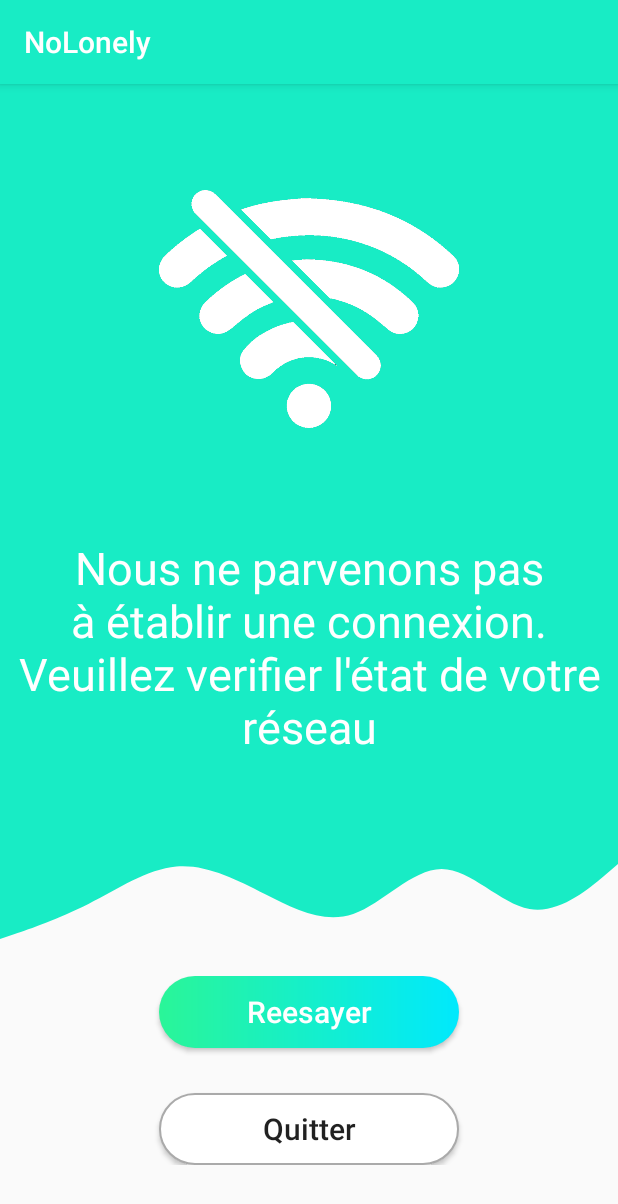
After one commit to Rezappli/Nalone, an Android app: the ErrorConnexionActivity screen opened directly, with no data from a screen before it, on a phone screen of 412 x 824 dp. The commit adds this screen. Shown: the top 1204 px of the screen. Run offline under Robolectric (Android 15) with nearby library versions, the phone set to English and light mode, and no system bars.

```diff
--- a/app/src/main/AndroidManifest.xml
+++ b/app/src/main/AndroidManifest.xml
@@ -6,22 +6,30 @@
     <uses-permission android:name="android.permission.ACCESS_NETWORK_STATE" />
 
     <application
-
         android:icon="@mipmap/ic_launcher"
         android:label="@string/app_name"
         android:roundIcon="@mipmap/ic_launcher_round"
         android:supportsRtl="true"
         android:theme="@style/AppTheme">
+        <activity android:name=".ErrorConnexionActivity"></activity>
         <activity
             android:name=".SignUpActivityStudy"
             android:theme="@style/Theme.AppCompat.DayNight.NoActionBar" />
         <activity
             android:name=".HomeActivity"
             android:label="@string/title_activity_home" />
-        <activity android:name=".SignUpActivityThree" android:theme="@style/Theme.AppCompat.DayNight.NoActionBar"/>
-        <activity android:name=".SignUpActivityTwo" android:theme="@style/Theme.AppCompat.DayNight.NoActionBar" />
-        <activity android:name=".SignUpActivity" android:theme="@style/Theme.AppCompat.DayNight.NoActionBar"/>
-        <activity android:name=".MainActivity" android:theme="@style/Theme.AppCompat.DayNight.NoActionBar">
+        <activity
+            android:name=".SignUpActivityThree"
+            android:theme="@style/Theme.AppCompat.DayNight.NoActionBar" />
+        <activity
+            android:name=".SignUpActivityTwo"
+            android:theme="@style/Theme.AppCompat.DayNight.NoActionBar" />
+        <activity
+            android:name=".SignUpActivity"
+            android:theme="@style/Theme.AppCompat.DayNight.NoActionBar" />
+        <activity
+            android:name=".MainActivity"
+            android:theme="@style/Theme.AppCompat.DayNight.NoActionBar">
             <intent-filter>
                 <action android:name="android.intent.action.MAIN" />
 
--- /dev/null
+++ b/app/src/main/java/com/example/nalone/ErrorConnexionActivity.java
@@ -0,0 +1,14 @@
+package com.example.nalone;
+
+import androidx.appcompat.app.AppCompatActivity;
+
+import android.os.Bundle;
+
+public class ErrorConnexionActivity extends AppCompatActivity {
+
+    @Override
+    protected void onCreate(Bundle savedInstanceState) {
+        super.onCreate(savedInstanceState);
+        setContentView(R.layout.activity_error_connexion);
+    }
+}
--- a/app/src/main/java/com/example/nalone/HomeActivity.java
+++ b/app/src/main/java/com/example/nalone/HomeActivity.java
@@ -68,6 +68,7 @@ public class HomeActivity extends AppCompatActivity {
             String personName = acct.getDisplayName();
             String personGivenName = acct.getGivenName();
             String personFamilyName = acct.getFamilyName();
+
             String personEmail = acct.getEmail();
             acct.getPhotoUrl();
             String personId = acct.getId();
--- a/app/src/main/java/com/example/nalone/MainActivity.java
+++ b/app/src/main/java/com/example/nalone/MainActivity.java
@@ -162,6 +162,4 @@ public class MainActivity extends AppCompatActivity {
 
         }
     }
-
-
 }
--- /dev/null
+++ b/app/src/main/res/layout/activity_error_connexion.xml
@@ -0,0 +1,96 @@
+<?xml version="1.0" encoding="utf-8"?>
+
+<androidx.constraintlayout.widget.ConstraintLayout xmlns:android="http://schemas.android.com/apk/res/android"
+    xmlns:app="http://schemas.android.com/apk/res-auto"
+    xmlns:tools="http://schemas.android.com/tools"
+    android:layout_width="match_parent"
+    android:layout_height="match_parent"
+    tools:context=".MainActivity">
+
+
+    <View
+        android:id="@+id/view"
+        android:layout_width="wrap_content"
+        android:layout_height="500dp"
+        android:background="#18ECC5"
+        app:layout_constraintEnd_toEndOf="parent"
+        app:layout_constraintStart_toStartOf="parent"
+        app:layout_constraintTop_toTopOf="parent" />
+
+    <TextView
+        android:id="@+id/textView16"
+        android:layout_width="wrap_content"
+        android:layout_height="wrap_content"
+        android:gravity="center"
+        android:padding="10dp"
+        android:text="@string/textErrorWifi"
+        android:textColor="#FFFFFF"
+        android:textSize="30sp"
+        app:layout_constraintBottom_toBottomOf="@+id/view"
+        app:layout_constraintEnd_toEndOf="parent"
+        app:layout_constraintStart_toStartOf="parent"
+        app:layout_constraintTop_toBottomOf="@+id/imageView7" />
+
+    <ImageView
+        android:id="@+id/imageView7"
+        android:layout_width="200dp"
+        android:layout_height="200dp"
+        android:layout_marginBottom="200dp"
+        app:layout_constraintBottom_toBottomOf="@+id/view"
+        app:layout_constraintEnd_toEndOf="parent"
+        app:layout_constraintStart_toStartOf="parent"
+        app:layout_constraintTop_toTopOf="parent"
+        app:srcCompat="@drawable/logo_error_wifi" />
+
+    <View
+        android:id="@+id/view4"
+        android:layout_width="wrap_content"
+        android:layout_height="100dp"
+        android:background="@drawable/ic_wave_top"
+        app:layout_constraintEnd_toEndOf="parent"
+        app:layout_constraintStart_toStartOf="parent"
+        app:layout_constraintTop_toBottomOf="@+id/view" />
+
+    <LinearLayout
+        android:id="@+id/linearLayout2"
+        android:layout_width="0dp"
+        android:layout_height="wrap_content"
+        android:layout_marginStart="32dp"
+        android:layout_marginEnd="32dp"
+        android:layout_marginBottom="50dp"
+        android:gravity="center_horizontal"
+        android:orientation="vertical"
+        app:layout_constraintBottom_toBottomOf="parent"
+        app:layout_constraintEnd_toEndOf="parent"
+        app:layout_constraintHorizontal_bias="0.0"
+        app:layout_constraintStart_toStartOf="parent"
+        app:layout_constraintTop_toBottomOf="@+id/view4"
+        app:layout_constraintVertical_bias="0.726">
+
+        <Button
+            android:id="@+id/buttonConnexion"
+            android:layout_width="200dp"
+            android:layout_height="wrap_content"
+            android:layout_marginBottom="20dp"
+            android:layout_weight="0"
+            android:background="@drawable/custom_button"
+            android:text="@string/retry"
+            android:textAllCaps="false"
+            android:textColor="#FFFFFF"
+            android:textSize="20sp" />
+
+        <Button
+            android:id="@+id/textView3"
+            android:layout_width="200dp"
+            android:layout_height="wrap_content"
+            android:layout_marginTop="10sp"
+            android:layout_weight="0"
+            android:background="@drawable/custom_button_signup"
+            android:text="@string/quitter"
+            android:textAllCaps="false"
+            android:textSize="20sp" />
+
+
+    </LinearLayout>
+
+</androidx.constraintlayout.widget.ConstraintLayout>
--- a/app/src/main/res/layout/fragment_recherche.xml
+++ b/app/src/main/res/layout/fragment_recherche.xml
@@ -4,7 +4,7 @@
     xmlns:tools="http://schemas.android.com/tools"
     android:layout_width="match_parent"
     android:layout_height="match_parent"
-    tools:context=".ui.recherche.RechercheFragment">
+    tools:context=".ui.recherche.RechercheFragment" >
 
     <TextView
         android:id="@+id/text_home"
--- a/app/src/main/res/values/strings.xml
+++ b/app/src/main/res/values/strings.xml
@@ -37,7 +37,7 @@
     <string name="title_amis"> Amis </string>
     <string name="title_evenements"> Evenements </string>
     <string name="title_messages"> Messages </string>
-   <string name="choixCI"> Séléctionnez 5 centres d\'intérêt</string>
+    <string name="choixCI"> Séléctionnez 5 centres d\'intérêt</string>
     <string name="choixDepa"> Sélectionnez votre département </string>
     <string name="ci_sport"> Sport </string>
     <string name="ci_musique"> Musique </string>
@@ -48,7 +48,8 @@
     <string name="ci_programmation"> Programmation </string>
     <string name="ci_jv"> Jeux Vidéo </string>
     <string name="TODO"> TODO </string>
-
-
+    <string name="retry"> Reesayer </string>
+    <string name="quitter"> Quitter </string>
+    <string name="textErrorWifi"> Nous ne parvenons pas à établir une connexion. Veuillez verifier l\'état de votre réseau </string>
 
 </resources>
```
Also changed, not shown: app/src/main/res/drawable/logo_error_wifi.png (added).
